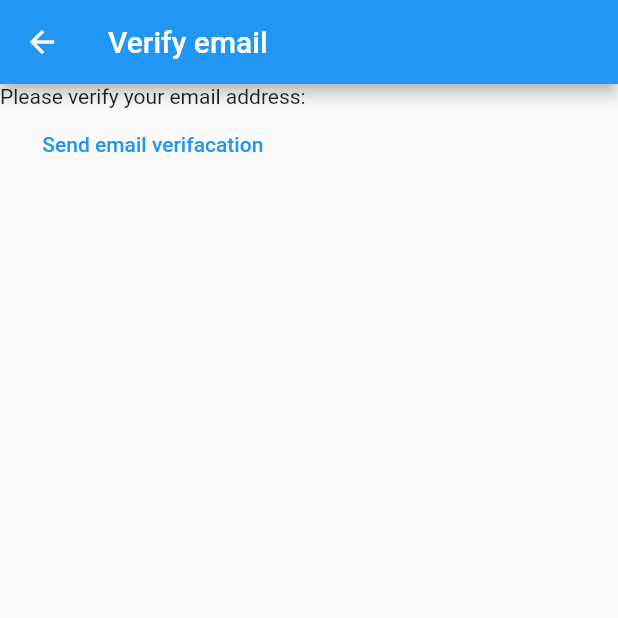
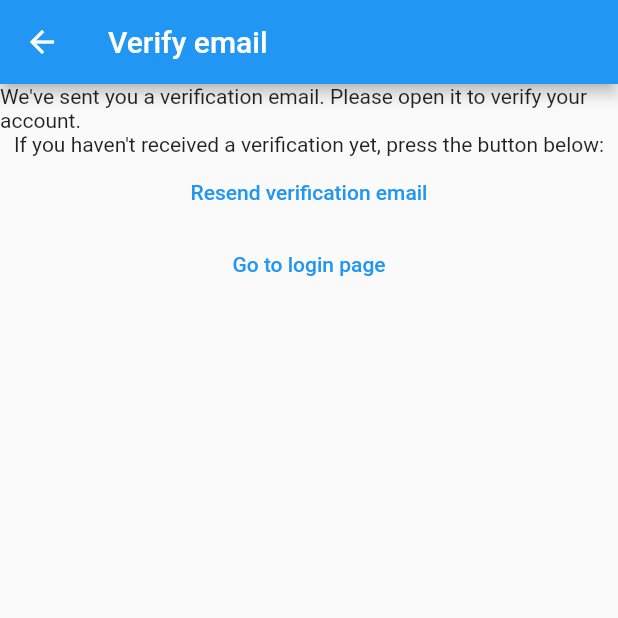
Before and after one commit to FrozenBirdXD/FrozenNotes, a Flutter app: the VerifyEmailView screen opened by its route, on a phone screen of 412 x 824 dp, the top half of it. Run offline on Flutter 3.47's test engine with Material 2 defaults, Android fonts, the phone set to English and light mode, and no system bars; our stand-ins replace firebase_auth, firebase_core; accounts and stored records are empty; generated files the repository leaves out were written again.

Commit message:
add resend email button & go to login button

```diff
--- a/lib/views/verify_email_view.dart
+++ b/lib/views/verify_email_view.dart
@@ -1,5 +1,6 @@
 import 'package:firebase_auth/firebase_auth.dart';
 import 'package:flutter/material.dart';
+import 'package:frozennotes/constants/routes.dart';
 
 class VerifyEmailView extends StatefulWidget {
   const VerifyEmailView({super.key});
@@ -17,13 +18,28 @@ class _VerifyEmailViewState extends State<VerifyEmailView> {
       ),
       body: Column(
         children: [
-          const Text('Please verify your email address:'),
+          const Text(
+            "We've sent you a verification email. Please open it to verify your account.",
+          ),
+          const Text(
+            "If you haven't received a verification yet, press the button below:",
+          ),
           TextButton(
             onPressed: () async {
               final user = FirebaseAuth.instance.currentUser;
               await user?.sendEmailVerification();
             },
-            child: const Text('Send email verifacation'),
+            child: const Text('Resend verification email'),
+          ),
+          TextButton(
+            onPressed: () async {
+              await FirebaseAuth.instance.signOut();
+              Navigator.of(context).pushNamedAndRemoveUntil(
+                loginRoute,
+                (route) => false,
+              );
+            },
+            child: const Text('Go to login page'),
           ),
         ],
       ),
```
